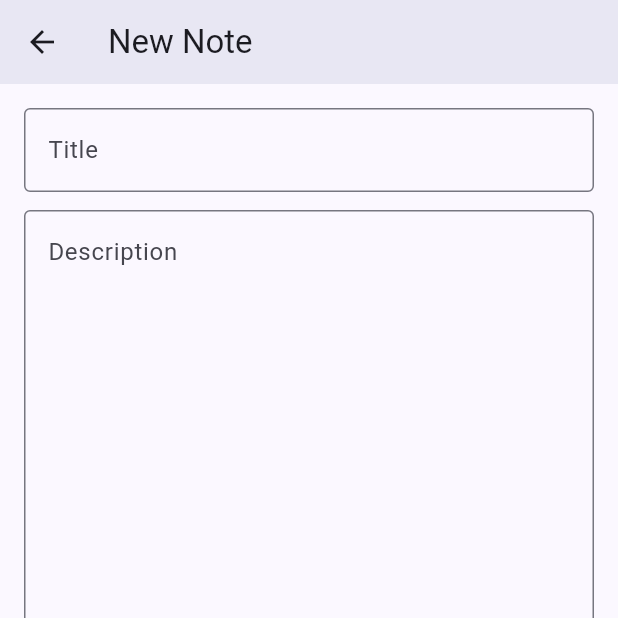
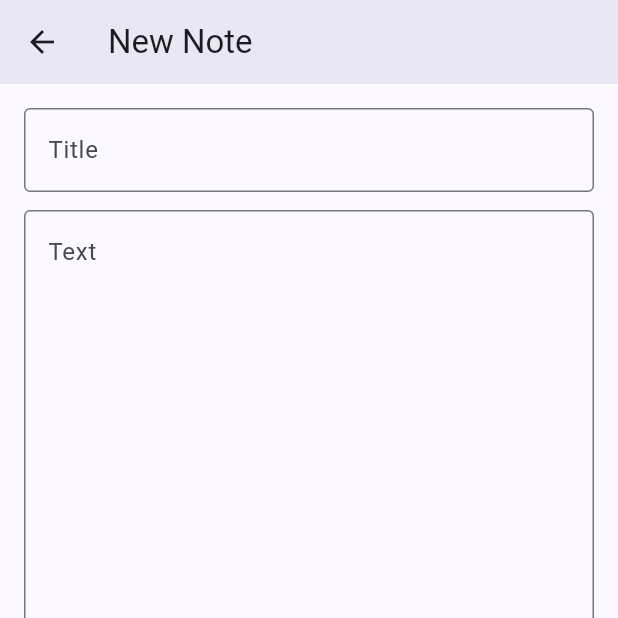
Before and after one commit to vegardan/ikt205g26v_02, a Flutter app: the HomePage screen opened directly, after a tap on the "note add" icon, on a phone screen of 412 x 824 dp, the top half of it. Run offline on Flutter 3.47's test engine with Material 3 defaults, Android fonts, the phone set to English and light mode, and no system bars; our stand-ins replace email_validator, supabase_flutter; accounts and stored records are empty.

Commit message:
Replace local notes with supabase notes

```diff
--- a/lib/main.dart
+++ b/lib/main.dart
@@ -1,15 +1,12 @@
 import 'package:flutter/material.dart';
 import 'package:ikt205g26v_02/pages/home.dart';
 import 'package:ikt205g26v_02/pages/signup.dart';
-import 'package:ikt205g26v_02/storage/shared_notes.dart';
 import 'package:supabase_flutter/supabase_flutter.dart';
 
 Future<void> main() async {
   WidgetsFlutterBinding.ensureInitialized();
 
   await Supabase.initialize(url: 'https://ilhbnupaodivrudwwnue.supabase.co', anonKey: 'sb_publishable_z20yHRWTH76-PD2XX8sYsg_Gxld3WmA');
-
-  await SharedNotes().init();
 
   runApp(const App());
 }
--- a/lib/pages/home.dart
+++ b/lib/pages/home.dart
@@ -19,7 +19,7 @@ class _HomePageState extends State<HomePage> {
     return Scaffold(
       appBar: AppBar(
         elevation: 6,
-        title: Text('CloudNotes'),
+        title: Text('CloudNotes - Jobb Notater'),
         actions: [
           PopupMenuButton(
             onSelected: (value) {
--- a/lib/pages/new_note.dart
+++ b/lib/pages/new_note.dart
@@ -1,6 +1,5 @@
 import 'package:flutter/material.dart';
-import 'package:ikt205g26v_02/storage/note.dart';
-import 'package:ikt205g26v_02/storage/shared_notes.dart';
+import 'package:ikt205g26v_02/storage/note_service.dart';
 
 class NewNotePage extends StatefulWidget {
   const NewNotePage({super.key});
@@ -13,12 +12,12 @@ class _NewNotePageState extends State<NewNotePage> {
   final _formKey = GlobalKey<FormState>();
 
   final _titleController = TextEditingController();
-  final _descriptionController = TextEditingController();
+  final _textController = TextEditingController();
 
   @override
   void dispose() {
     _titleController.dispose();
-    _descriptionController.dispose();
+    _textController.dispose();
     super.dispose();
   }
 
@@ -41,10 +40,10 @@ class _NewNotePageState extends State<NewNotePage> {
                 ),
                 const SizedBox(height: 12),
                 TextFormField(
-                  controller: _descriptionController,
+                  controller: _textController,
                   maxLines: 20,
-                  decoration: const InputDecoration(labelText: 'Description', border: OutlineInputBorder(), alignLabelWithHint: true),
-                  validator: (value) => value == null || value.isEmpty ? 'Description required' : null,
+                  decoration: const InputDecoration(labelText: 'Text', border: OutlineInputBorder(), alignLabelWithHint: true),
+                  validator: (value) => value == null || value.isEmpty ? 'Text required' : null,
                 ),
                 const SizedBox(height: 12),
                 FilledButton.tonalIcon(
@@ -53,8 +52,7 @@ class _NewNotePageState extends State<NewNotePage> {
                       return;
                     }
 
-                    Note note = Note(_titleController.text.trim(), _descriptionController.text.trim());
-                    await SharedNotes().addNote(note);
+                    await NoteService().createNote(_titleController.text.trim(), _textController.text.trim());
 
                     Navigator.of(context).pop();
                   },
--- a/lib/storage/note.dart
+++ b/lib/storage/note.dart
@@ -1,6 +1,26 @@
 class Note {
+  final int id;
   String title;
-  String description;
+  String text;
+  DateTime updatedAt;
 
-  Note(this.title, this.description);
+  Note(this.id, this.title, this.text, this.updatedAt);
+
+  factory Note.fromJson(Map<String, dynamic> json) {
+    return Note(
+      json['id'] as int,
+      json['title'] as String,
+      json['text'] as String,
+      DateTime.parse(json['updated_at'] as String),
+    );
+  }
+
+  Map<String, dynamic> toJson() {
+    return {
+      'id': id,
+      'title': title,
+      'text': text,
+      'updated_at': updatedAt.toIso8601String(),
+    };
+  }
 }
--- /dev/null
+++ b/lib/storage/note_service.dart
@@ -0,0 +1,31 @@
+import 'package:ikt205g26v_02/storage/note.dart';
+import 'package:supabase_flutter/supabase_flutter.dart';
+
+class NoteService {
+  static final NoteService _instance = NoteService._internal();
+  final supabase = Supabase.instance.client;
+
+  factory NoteService() => _instance;
+
+  NoteService._internal();
+
+  Future<List<Note>> getNotes() async {
+    final data = await supabase.from('notes').select().order('updated_at', ascending: false);
+
+    return (data as List).map((json) => Note.fromJson(json)).toList();
+  }
+
+  Future<void> createNote(String title, String text) async {
+    final user = supabase.auth.currentUser;
+
+    await supabase.from('notes').insert({'title': title, 'text': text, 'user_id': user!.id});
+  }
+
+  Future<void> updateNote(int id, String title, String text) async {
+    await supabase.from('notes').update({'title': title, 'text': text}).eq('id', id);
+  }
+
+  Future<void> deleteNote(int id) async {
+    await supabase.from('notes').delete().eq('id', id);
+  }
+}
--- a/lib/storage/shared_notes.dart
+++ /dev/null
@@ -1,56 +0,0 @@
-import 'package:ikt205g26v_02/storage/note.dart';
-import 'package:shared_preferences/shared_preferences.dart';
-
-class SharedNotes {
-  static final SharedNotes _instance = SharedNotes._internal();
-  late final SharedPreferences _prefs;
-
-  factory SharedNotes() => _instance;
-
-  SharedNotes._internal();
-
-  Future<void> init() async {
-    _prefs = await SharedPreferences.getInstance();
-  }
-
-  Future<void> saveNotes(List<Note> notes) async {
-    List<String> titles = notes.map((note) => note.title).toList(growable: false);
-    List<String> descriptions = notes.map((note) => note.description).toList(growable: false);
-
-    await _prefs.setStringList('note_title', titles);
-    await _prefs.setStringList('note_description', descriptions);
-  }
-
-  Future<List<Note>> loadNotes() async {
-    List<Note> notes = [];
-
-    try {
-      List<String>? titles = _prefs.getStringList('note_title');
-      List<String>? descriptions = _prefs.getStringList('note_description');
-
-      if (titles == null || descriptions == null) {
-        return notes;
-      }
-
-      for (int i = 0; i < titles.length; i++) {
-        notes.add(Note(titles.elementAt(i), descriptions.elementAt(i)));
-      }
-
-      return notes;
-    } catch (ignore) {
-      return notes;
-    }
-  }
-
-  Future<void> addNote(Note note) async {
-    List<Note> notes = await loadNotes();
-    notes.add(note);
-    await saveNotes(notes);
-  }
-
-  Future<void> deleteNote(int index) async {
-    List<Note> notes = await loadNotes();
-    notes.removeAt(index);
-    await saveNotes(notes);
-  }
-}
--- a/lib/widgets/note_list.dart
+++ b/lib/widgets/note_list.dart
@@ -1,7 +1,7 @@
 import 'package:flutter/material.dart';
 import 'package:ikt205g26v_02/pages/details.dart';
 import 'package:ikt205g26v_02/storage/note.dart';
-import 'package:ikt205g26v_02/storage/shared_notes.dart';
+import 'package:ikt205g26v_02/storage/note_service.dart';
 
 class NoteListWidget extends StatefulWidget {
   const NoteListWidget({super.key});
@@ -20,7 +20,7 @@ class _NoteListWidgetState extends State<NoteListWidget> {
   }
 
   void _loadNotes() {
-    _notesFuture = SharedNotes().loadNotes();
+    _notesFuture = NoteService().getNotes();
   }
 
   void refresh() {
@@ -75,15 +75,17 @@ class _NoteListWidgetState extends State<NoteListWidget> {
                 );
               },
               onDismissed: (_) async {
-                await SharedNotes().deleteNote(index);
+                await NoteService().deleteNote(note.id);
 
                 refresh();
               },
               child: ListTile(
                 title: Text(note.title, maxLines: 1, overflow: TextOverflow.ellipsis),
-                subtitle: Text(note.description, maxLines: 1, overflow: TextOverflow.ellipsis),
+                subtitle: Text(note.text, maxLines: 1, overflow: TextOverflow.ellipsis),
                 onTap: () async {
                   await Navigator.of(context).push(MaterialPageRoute(builder: (context) => DetailsPage(note)));
+
+                  setState(() {});
                 },
               ),
             );
--- a/pubspec.yaml
+++ b/pubspec.yaml
@@ -34,7 +34,6 @@ dependencies:
   # The following adds the Cupertino Icons font to your application.
   # Use with the CupertinoIcons class for iOS style icons.
   cupertino_icons: ^1.0.8
-  shared_preferences: ^2.5.4
   supabase_flutter: ^2.12.0
   email_validator: ^3.0.0
 
```
Also changed, not shown: pubspec.lock.
